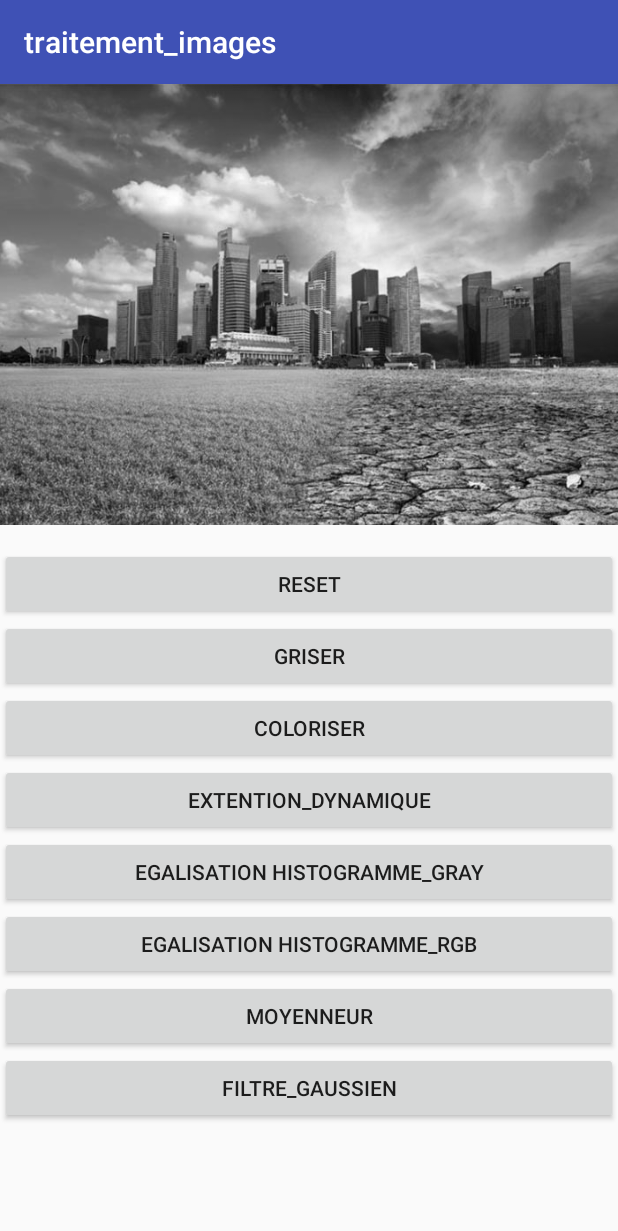
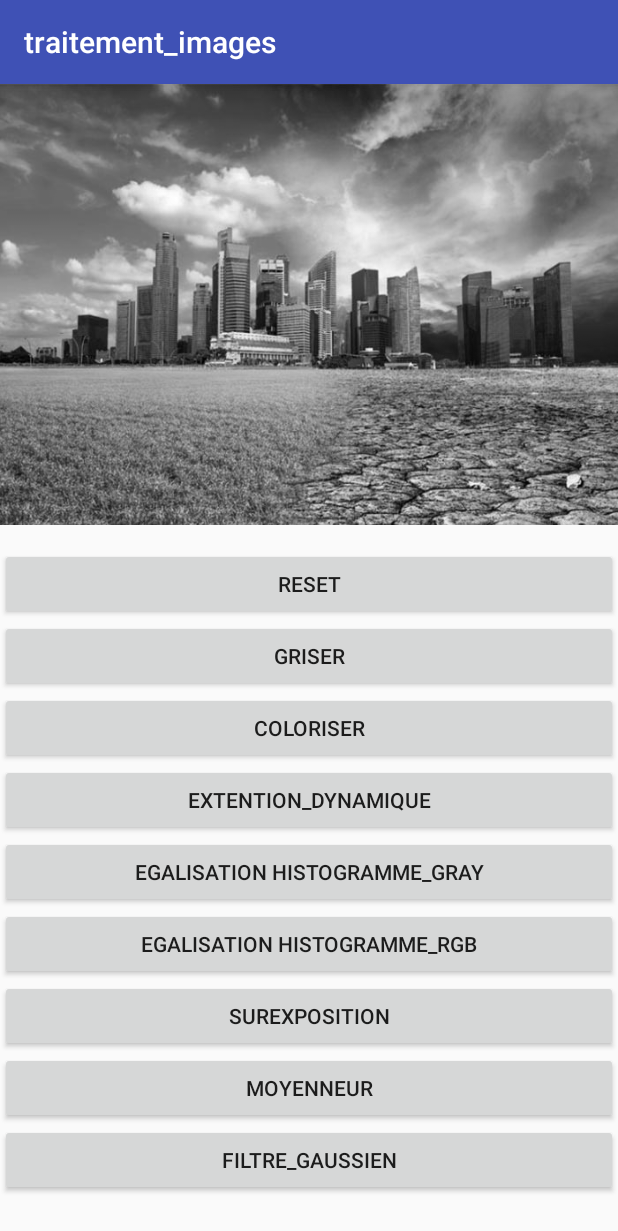
Before and after one commit to LamiaaSnoussi/traitement_images, an Android app: the screen it shows after launch (MainActivity), after a tap on "EXTENTION_DYNAMIQUE", on a phone screen of 412 x 824 dp. Shown: the top 1231 px of the screen. Run offline under Robolectric (Android 15) with nearby library versions, the phone set to English and light mode, and no system bars.

Commit message:
changes2

```diff
--- a/app/src/main/java/com/example/lsnoussi/traitement_images/MainActivity.java
+++ b/app/src/main/java/com/example/lsnoussi/traitement_images/MainActivity.java
@@ -24,7 +24,8 @@ public class MainActivity extends AppCompatActivity {
     private Button histo_rgbButton ;
     private Button flouButton ;
     private Button resetButton ;
-     private Button gaussButton ;
+    private Button gaussButton ;
+    private Button over_exposureButton;
     private Bitmap bmp;
     private ImageView img;
 
@@ -173,7 +174,7 @@ public class MainActivity extends AppCompatActivity {
         for (int i = 0; i < hist.length; ++i) {
             if (hist[i] > maxH) {
                 max = i;
-            } else if (hist[i] <= minH) {
+            } else if (hist[i] < minH) {
                 min = i;
             }
         }
@@ -222,7 +223,68 @@ public class MainActivity extends AppCompatActivity {
 
     }
 
+    public Bitmap dynamic_extention1(Bitmap bmp) {
+        toGray(bmp);
+        int w = bmp.getWidth();
+        int h = bmp.getHeight();
 
+        int[] pixels = new int[h * w];
+
+
+        bmp.getPixels(pixels, 0, w, 0, 0, w, h);
+        Bitmap last = Bitmap.createBitmap(bmp.getWidth(), bmp.getHeight(), bmp.getConfig());
+        int r_max = 0 ;
+        int g_max = 0;
+        int b_max = 0 ;
+
+        int r_min = 0 ;
+        int g_min = 0;
+        int b_min = 0 ;
+
+        int R0 = Color.red(pixels[0]);
+        int G0 = Color.green(pixels[0]);
+        int B0 = Color.blue(pixels[0]);
+
+        for (int i = 0; i < pixels.length; ++i) {
+            if (Color.red(pixels[i])> R0) {
+                r_max= Color.red(pixels[i]);
+            } else if ( Color.red(pixels[i]) < R0) {
+                r_min = Color.red(pixels[i]);
+            }
+
+
+            if (Color.green(pixels[i])> G0) {
+                g_max= Color.green(pixels[i]);
+            } else if ( Color.green(pixels[i]) < G0) {
+                g_min = Color.green(pixels[i]);
+            }
+
+
+            if (Color.blue(pixels[i])> B0) {
+                b_max= Color.blue(pixels[i]);
+            } else if ( Color.blue(pixels[i]) < B0) {
+                b_min = Color.blue(pixels[i]);
+            }
+
+        }
+        // Applies linear extension of dynamics to the bitmap
+
+        for (int i = 0; i < pixels.length; ++i) {
+            int R = 255 * ((Color.red(pixels[i])) - r_min) / (r_max - r_min);
+            int G = 255 * ((Color.green(pixels[i])) - g_min) / (g_max - g_min);
+            int B = 255 * ((Color.blue(pixels[i])) - b_min) / (b_max - b_min);
+            pixels[i] = Color.rgb(R, G, B);
+        }
+
+        last.setPixels(pixels, 0, w, 0, 0, w, h);
+        System.out.println("minRED" + r_min  + ", maxRED" + r_max );
+        System.out.println("minBlue" + b_min  + ", maxblue" + b_max );
+        System.out.println("mingreen" + g_min  + ", maxgreen" + g_max );
+        return last ;
+
+
+
+    }
      /**
      *  @param bmp
      * take a bitmap as a parameter.
@@ -238,6 +300,8 @@ public class MainActivity extends AppCompatActivity {
         int[] pixels = new int[h * w];
 
         int[] hist = histogram(bmp);
+
+
         int[] C = new int[hist.length];
         C[0] = hist[0];
         for (int i = 1; i < hist.length; ++i) {
@@ -274,6 +338,7 @@ public class MainActivity extends AppCompatActivity {
 
 
     public void histogramEqualization_RGB(Bitmap bmp) {
+
         int w = bmp.getWidth();
         int h = bmp.getHeight();
 
@@ -304,6 +369,69 @@ public class MainActivity extends AppCompatActivity {
 
     }
 
+    /**
+     *
+     * @param bmp
+     * take a bitmap as a parameter.
+     * function that brighten a picture using an histogram for every R,G,B
+     */
+
+    void over_exposure(Bitmap bmp) {
+
+        int w = bmp.getWidth();
+        int h = bmp.getHeight();
+
+        int[] pixels = new int[h * w];
+
+
+        int[] hist_red = new int[256];
+        int[] hist_green = new int[256];
+        int[] hist_blue = new int[256];
+        bmp.getPixels(pixels, 0, w, 0, 0, w, h);
+        int coeff = 10;
+
+        for (int i = 0; i < pixels.length; ++i) {
+            hist_red[(Color.red(pixels[i]) * 255 - coeff )/ 255] += 1;
+            hist_green[(Color.green(pixels[i]) * 255 - coeff )/ 255] += 1;
+            hist_blue[(Color.blue(pixels[i]) * 255 - coeff) / 255] += 1;
+         }
+
+        int[] C_red = new int[hist_red.length];
+        int[] C_green = new int[hist_green.length];
+        int[] C_blue = new int[hist_blue.length];
+
+
+        C_red[0] = hist_red[0];
+        C_green[0] = hist_green[0];
+        C_blue[0] = hist_blue[0];
+
+
+        for (int i = 1; i < hist_red.length; ++i) {
+            C_red[i] = C_red[i - 1] + hist_red[i];
+            C_green[i] = C_green[i - 1] + hist_green[i];
+            C_blue[i] = C_blue[i - 1] + hist_blue[i];
+        }
+
+
+
+
+        //equalization:
+
+        for (int i = 0; i < pixels.length; ++i) {
+            int R = Color.red(pixels[i]);
+            R = C_red[R] * 255 / pixels.length;
+            int G = Color.green(pixels[i]);
+            G = C_green[G] * 255 / pixels.length;
+            int B = Color.blue(pixels[i]);
+            B = C_blue[B] * 255 / pixels.length;
+
+            pixels[i] = Color.rgb(R, G, B);
+        }
+
+        bmp.setPixels(pixels, 0, w, 0, 0, w, h);
+
+
+    }
 
 
     /*    III- Convolution :   */
@@ -497,10 +625,15 @@ public class MainActivity extends AppCompatActivity {
     private View.OnClickListener dynamic_extentionButtonlistner = new View.OnClickListener() {
 
         public void onClick(View v) {
-            dynamic_extention(b);
+            dynamic_extention1(b);
         }
     };
+    private View.OnClickListener over_exposureButtonlistener = new View.OnClickListener() {
 
+        public void onClick(View v) {
+            over_exposure(b);
+        }
+    };
 
     @Override
     protected void onCreate(Bundle savedInstanceState) {
@@ -537,6 +670,9 @@ public class MainActivity extends AppCompatActivity {
         dynamic_extensionButton = (Button) findViewById(R.id.dynamic_extension);
         dynamic_extensionButton.setOnClickListener(dynamic_extentionButtonlistner);
 
+        over_exposureButton = (Button) findViewById(R.id.surexposition);
+        over_exposureButton.setOnClickListener(over_exposureButtonlistener);
+
         resetButton = (Button) findViewById(R.id.reset);
         resetButton.setOnClickListener(new View.OnClickListener() {
             public void onClick(View v) {
--- a/app/src/main/res/layout/activity_main.xml
+++ b/app/src/main/res/layout/activity_main.xml
@@ -6,6 +6,7 @@
     android:layout_height="match_parent"
     android:orientation="vertical"
     tools:context="com.example.lsnoussi.traitement_images.MainActivity">
+
 
     <ImageView
         android:id="@+id/imageView"
@@ -66,6 +67,12 @@
                 android:text="Egalisation histogramme_rgb" />
 
             <Button
+                android:id="@+id/surexposition"
+                android:layout_width="match_parent"
+                android:layout_height="wrap_content"
+                android:text="surexposition" />
+
+            <Button
                 android:id="@+id/moyenneur"
                 android:layout_width="match_parent"
                 android:layout_height="wrap_content"
@@ -76,6 +83,7 @@
                 android:layout_width="match_parent"
                 android:layout_height="wrap_content"
                 android:text="filtre_gaussien" />
+
         </LinearLayout>
 
 
```
